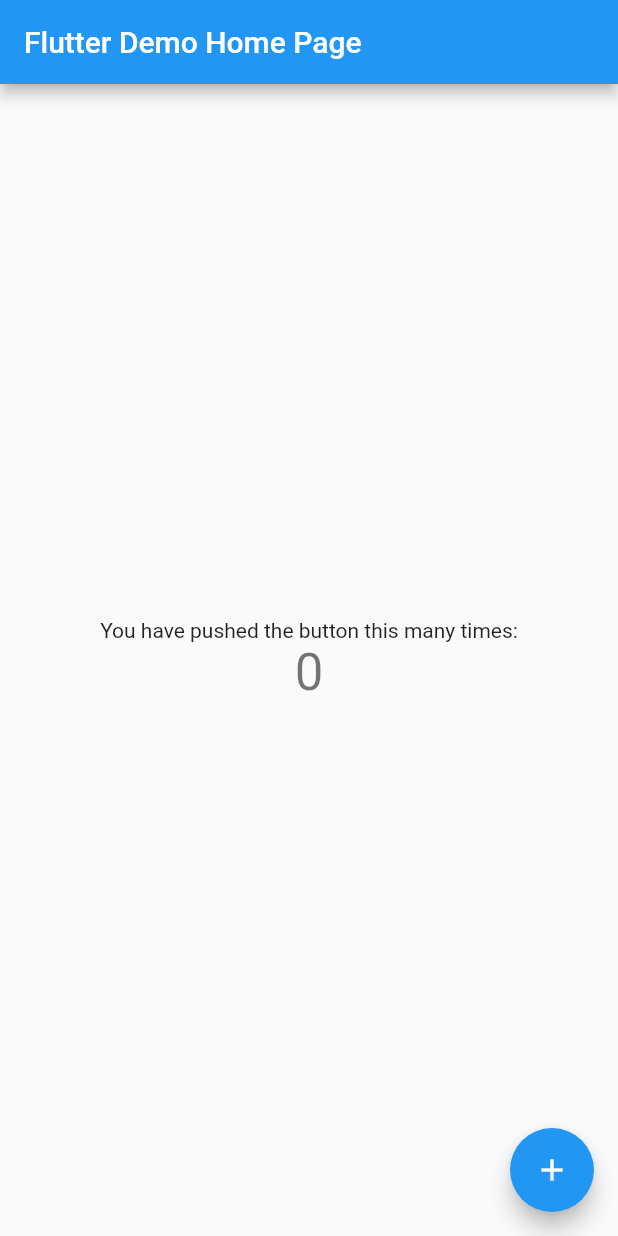
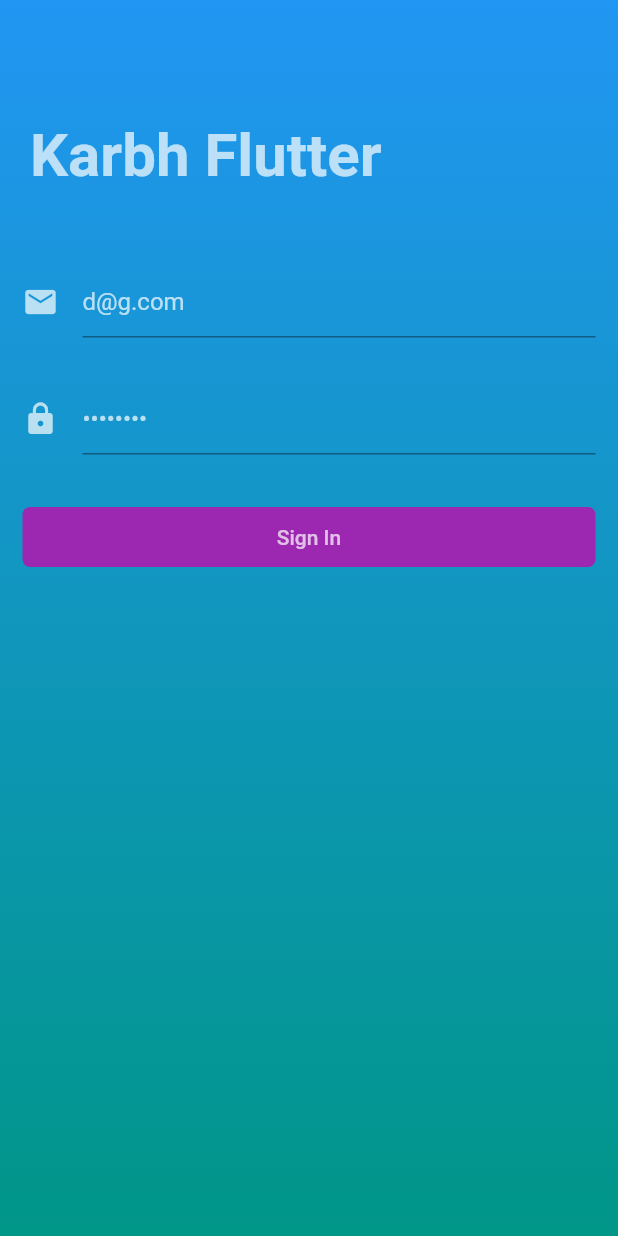
Before and after one commit to Test-The-Thunder/flutter-jwt, a Flutter app: the screen it shows after launch, on a phone screen of 412 x 824 dp. Run offline on Flutter 3.47's test engine with Material 2 defaults, Android fonts, the phone set to English and light mode, and no system bars; our stand-ins replace shared_preferences.

```diff
--- a/lib/main.dart
+++ b/lib/main.dart
@@ -1,117 +1,80 @@
+import 'dart:convert';
+
 import 'package:flutter/material.dart';
+import 'package:flutter/services.dart';
+import 'package:flutter_jwt/view/login.dart';
+import 'package:http/http.dart' as http;
+import 'package:shared_preferences/shared_preferences.dart';
 
-void main() {
-  runApp(MyApp());
-}
+void main() => runApp(MyApp());
 
 class MyApp extends StatelessWidget {
-  // This widget is the root of your application.
   @override
   Widget build(BuildContext context) {
     return MaterialApp(
-      title: 'Flutter Demo',
-      theme: ThemeData(
-        // This is the theme of your application.
-        //
-        // Try running your application with "flutter run". You'll see the
-        // application has a blue toolbar. Then, without quitting the app, try
-        // changing the primarySwatch below to Colors.green and then invoke
-        // "hot reload" (press "r" in the console where you ran "flutter run",
-        // or simply save your changes to "hot reload" in a Flutter IDE).
-        // Notice that the counter didn't reset back to zero; the application
-        // is not restarted.
-        primarySwatch: Colors.blue,
-        // This makes the visual density adapt to the platform that you run
-        // the app on. For desktop platforms, the controls will be smaller and
-        // closer together (more dense) than on mobile platforms.
-        visualDensity: VisualDensity.adaptivePlatformDensity,
-      ),
-      home: MyHomePage(title: 'Flutter Demo Home Page'),
+      title: "Codigo Alpha Flutter",
+      debugShowCheckedModeBanner: false,
+      home: MainPage(),
+      theme: ThemeData(accentColor: Colors.white70),
     );
   }
 }
 
-class MyHomePage extends StatefulWidget {
-  MyHomePage({Key key, this.title}) : super(key: key);
+class MainPage extends StatefulWidget {
+  @override
+  _MainPageState createState() => _MainPageState();
+}
 
-  // This widget is the home page of your application. It is stateful, meaning
-  // that it has a State object (defined below) that contains fields that affect
-  // how it looks.
-
-  // This class is the configuration for the state. It holds the values (in this
-  // case the title) provided by the parent (in this case the App widget) and
-  // used by the build method of the State. Fields in a Widget subclass are
-  // always marked "final".
-
-  final String title;
+class _MainPageState extends State<MainPage> {
+  SharedPreferences sharedPreferences;
 
   @override
-  _MyHomePageState createState() => _MyHomePageState();
-}
+  void initState() {
+    super.initState();
+    checkLoginStatus();
+  }
 
-class _MyHomePageState extends State<MyHomePage> {
-  int _counter = 0;
-
-  void _incrementCounter() {
-    setState(() {
-      // This call to setState tells the Flutter framework that something has
-      // changed in this State, which causes it to rerun the build method below
-      // so that the display can reflect the updated values. If we changed
-      // _counter without calling setState(), then the build method would not be
-      // called again, and so nothing would appear to happen.
-      _counter++;
-    });
+  checkLoginStatus() async {
+    sharedPreferences = await SharedPreferences.getInstance();
+    print(sharedPreferences.getString("token"));
+    if (sharedPreferences.getString("token") == null) {
+      Navigator.of(context).pushAndRemoveUntil(
+          MaterialPageRoute(builder: (BuildContext context) => LoginPage()),
+          (Route<dynamic> route) => false);
+    }
   }
 
   @override
   Widget build(BuildContext context) {
-    // This method is rerun every time setState is called, for instance as done
-    // by the _incrementCounter method above.
-    //
-    // The Flutter framework has been optimized to make rerunning build methods
-    // fast, so that you can just rebuild anything that needs updating rather
-    // than having to individually change instances of widgets.
     return Scaffold(
       appBar: AppBar(
-        // Here we take the value from the MyHomePage object that was created by
-        // the App.build method, and use it to set our appbar title.
-        title: Text(widget.title),
+        title: Text("Karbh Flutter", style: TextStyle(color: Colors.white)),
+        actions: <Widget>[
+          FlatButton(
+            onPressed: () {
+              sharedPreferences.clear();
+              sharedPreferences.commit();
+              Navigator.of(context).pushAndRemoveUntil(
+                  MaterialPageRoute(
+                      builder: (BuildContext context) => LoginPage()),
+                  (Route<dynamic> route) => false);
+            },
+            child: Text("Log Out", style: TextStyle(color: Colors.white)),
+          ),
+        ],
       ),
-      body: Center(
-        // Center is a layout widget. It takes a single child and positions it
-        // in the middle of the parent.
-        child: Column(
-          // Column is also a layout widget. It takes a list of children and
-          // arranges them vertically. By default, it sizes itself to fit its
-          // children horizontally, and tries to be as tall as its parent.
-          //
-          // Invoke "debug painting" (press "p" in the console, choose the
-          // "Toggle Debug Paint" action from the Flutter Inspector in Android
-          // Studio, or the "Toggle Debug Paint" command in Visual Studio Code)
-          // to see the wireframe for each widget.
-          //
-          // Column has various properties to control how it sizes itself and
-          // how it positions its children. Here we use mainAxisAlignment to
-          // center the children vertically; the main axis here is the vertical
-          // axis because Columns are vertical (the cross axis would be
-          // horizontal).
-          mainAxisAlignment: MainAxisAlignment.center,
+      body: Center(child: Text("Main Page")),
+      drawer: Drawer(
+        child: new ListView(
           children: <Widget>[
-            Text(
-              'You have pushed the button this many times:',
+            new UserAccountsDrawerHeader(
+              accountName: new Text('Karbh It Solutions'),
+              accountEmail: new Text('info@karbh.com'),
             ),
-            Text(
-              '$_counter',
-              style: Theme.of(context).textTheme.headline4,
-            ),
+            new Divider(),
           ],
         ),
       ),
-      floatingActionButton: FloatingActionButton(
-        onPressed: _incrementCounter,
-        tooltip: 'Increment',
-        child: Icon(Icons.add),
-      ), // This trailing comma makes auto-formatting nicer for build methods.
     );
   }
 }
--- /dev/null
+++ b/lib/view/login.dart
@@ -0,0 +1,146 @@
+import 'dart:convert';
+
+import 'package:flutter/material.dart';
+import 'package:flutter/services.dart';
+import 'package:http/http.dart' as http;
+import 'package:shared_preferences/shared_preferences.dart';
+
+import '../main.dart';
+
+class LoginPage extends StatefulWidget {
+  @override
+  _LoginPageState createState() => _LoginPageState();
+}
+
+class _LoginPageState extends State<LoginPage> {
+  bool _isLoading = false;
+
+  @override
+  Widget build(BuildContext context) {
+    SystemChrome.setSystemUIOverlayStyle(SystemUiOverlayStyle.light
+        .copyWith(statusBarColor: Colors.transparent));
+    return Scaffold(
+      body: Container(
+        decoration: BoxDecoration(
+          gradient: LinearGradient(
+              colors: [Colors.blue, Colors.teal],
+              begin: Alignment.topCenter,
+              end: Alignment.bottomCenter),
+        ),
+        child: _isLoading
+            ? Center(child: CircularProgressIndicator())
+            : ListView(
+                children: <Widget>[
+                  headerSection(),
+                  textSection(),
+                  buttonSection(),
+                ],
+              ),
+      ),
+    );
+  }
+
+  signIn(String email, pass) async {
+    SharedPreferences sharedPreferences = await SharedPreferences.getInstance();
+    Map data = {'email': email, 'password': pass};
+    var jsonResponse = null;
+
+    var response =
+        await http.post("http://192.168.1.7:8000/api/login", body: data);
+    if (response.statusCode == 200) {
+      jsonResponse = json.decode(response.body);
+      print('Response status: ${response.statusCode}');
+      print('Response body: ${response.body}');
+      if (jsonResponse != null) {
+        setState(() {
+          _isLoading = false;
+        });
+        sharedPreferences.setString("token", jsonResponse['access_token']);
+        Navigator.of(context).pushAndRemoveUntil(
+            MaterialPageRoute(builder: (BuildContext context) => MainPage()),
+            (Route<dynamic> route) => false);
+      }
+    } else {
+      setState(() {
+        _isLoading = false;
+      });
+      print(response.body);
+    }
+  }
+
+  Container buttonSection() {
+    return Container(
+      width: MediaQuery.of(context).size.width,
+      height: 40.0,
+      padding: EdgeInsets.symmetric(horizontal: 15.0),
+      margin: EdgeInsets.only(top: 15.0),
+      child: RaisedButton(
+        onPressed: emailController.text == "" || passwordController.text == ""
+            ? null
+            : () {
+                setState(() {
+                  _isLoading = true;
+                });
+                signIn(emailController.text, passwordController.text);
+              },
+        elevation: 0.0,
+        color: Colors.purple,
+        child: Text("Sign In", style: TextStyle(color: Colors.white70)),
+        shape: RoundedRectangleBorder(borderRadius: BorderRadius.circular(5.0)),
+      ),
+    );
+  }
+
+  final TextEditingController emailController =
+      new TextEditingController(text: 'd@g.com');
+  final TextEditingController passwordController =
+      new TextEditingController(text: '12345678');
+
+  Container textSection() {
+    return Container(
+      padding: EdgeInsets.symmetric(horizontal: 15.0, vertical: 20.0),
+      child: Column(
+        children: <Widget>[
+          TextFormField(
+            controller: emailController,
+            cursorColor: Colors.white,
+            style: TextStyle(color: Colors.white70),
+            decoration: InputDecoration(
+              icon: Icon(Icons.email, color: Colors.white70),
+              hintText: "Email",
+              border: UnderlineInputBorder(
+                  borderSide: BorderSide(color: Colors.white70)),
+              hintStyle: TextStyle(color: Colors.white70),
+            ),
+          ),
+          SizedBox(height: 30.0),
+          TextFormField(
+            controller: passwordController,
+            cursorColor: Colors.white,
+            obscureText: true,
+            style: TextStyle(color: Colors.white70),
+            decoration: InputDecoration(
+              icon: Icon(Icons.lock, color: Colors.white70),
+              hintText: "Password",
+              border: UnderlineInputBorder(
+                  borderSide: BorderSide(color: Colors.white70)),
+              hintStyle: TextStyle(color: Colors.white70),
+            ),
+          ),
+        ],
+      ),
+    );
+  }
+
+  Container headerSection() {
+    return Container(
+      margin: EdgeInsets.only(top: 50.0),
+      padding: EdgeInsets.symmetric(horizontal: 20.0, vertical: 30.0),
+      child: Text("Karbh Flutter",
+          style: TextStyle(
+              color: Colors.white70,
+              fontSize: 40.0,
+              fontWeight: FontWeight.bold)),
+    );
+  }
+}
```
Also changed, not shown: pubspec.yaml (+3 -23 lines), pubspec.lock, 8 other files.
